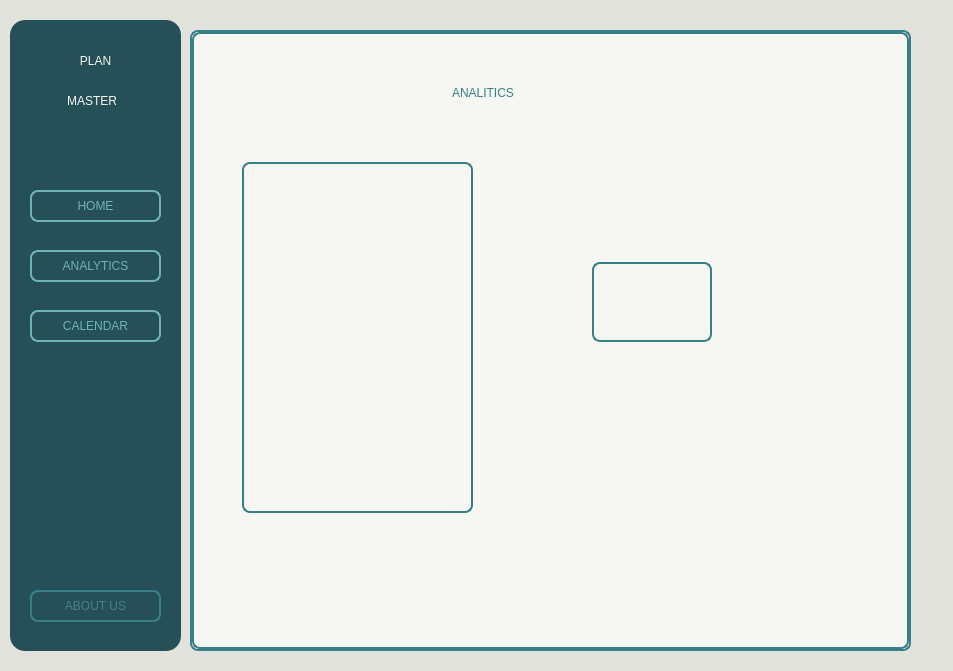
Qt form PlanMaster/mainwindow.ui (nkarolczyk/PlanMaster) before a commit.
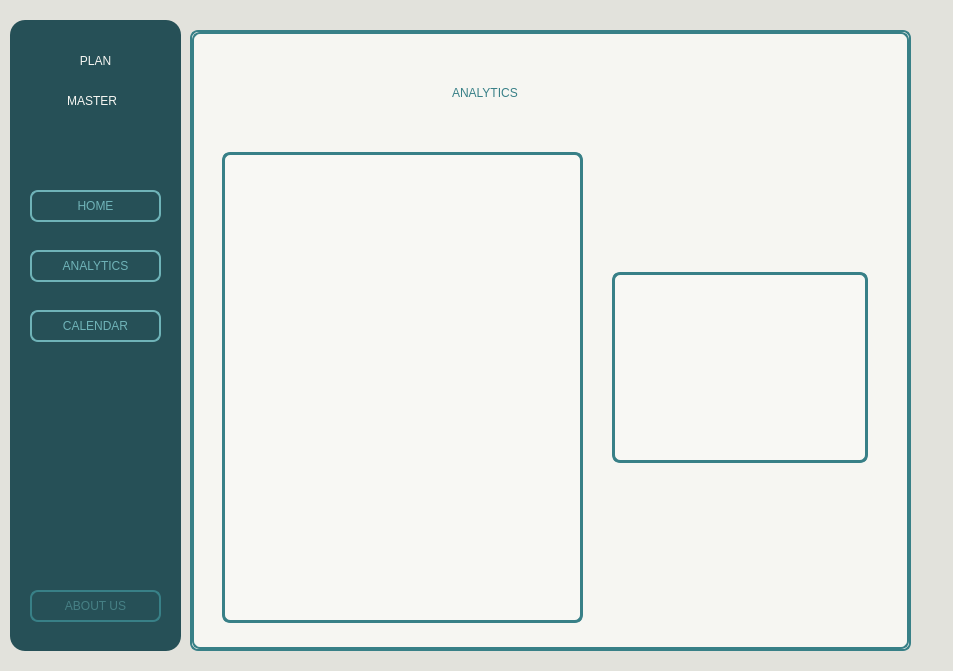
The same form after that commit. The open tabs and pages were chosen to show the change. Custom widgets are drawn as their Qt base class.

Diff of the .ui file:
```diff
--- a/PlanMaster/mainwindow.ui
+++ b/PlanMaster/mainwindow.ui
@@ -430,28 +430,74 @@
 border: none;</string>
       </property>
       <property name="text">
-       <string>ANALITICS</string>
+       <string>ANALYTICS</string>
       </property>
      </widget>
-     <widget class="QChartView" name="chartView" native="true">
+     <widget class="QTableWidget" name="tableWidgetAnalytics">
       <property name="geometry">
        <rect>
-        <x>50</x>
-        <y>130</y>
-        <width>231</width>
-        <height>351</height>
+        <x>420</x>
+        <y>240</y>
+        <width>256</width>
+        <height>191</height>
        </rect>
       </property>
+      <property name="styleSheet">
+       <string notr="true">/* Styl bazowy dla całego QTableWidget o obiekcie &quot;tableWidgetAnalytics&quot; */
+#tableWidgetAnalytics {
+    background-color: #f8f8f4; 
+    border: 3px solid #388087;
+    border-radius: 8px;
+    font: 700 18pt &quot;Optima&quot;;
+    color: rgb(38, 80, 87);      /* Kolor tekstu */
+    gridline-color: #CCCCCC;     /* Kolor linii siatki w tabeli */
+}
+
+/* Styl komórek (itemów) w środku tabeli */
+#tableWidgetAnalytics QTableView::item {
+    /* Jeśli chcesz np. inny margines w komórkach */
+    padding: 5px; 
+    /* Bez obramowania wokół każdej komórki: */
+    border: none;
+}
+
+/* Styl sekcji nagłówka (kolumn) – tzn. wiersz z etykietami &quot;Typ&quot;, &quot;Liczba&quot; */
+#tableWidgetAnalytics QHeaderView::section {
+    background-color: #388087; /* ciemniejszy turkus/niebieski */
+    color: #ffffff;           /* biały tekst */
+    border: 1px solid #ffffff;
+    font: 700 16pt &quot;Optima&quot;;
+    padding: 4px;
+}
+
+/* Opcjonalnie – styl nagłówka wierszy (jeśli go w ogóle używasz) */
+#tableWidgetAnalytics QHeaderView::section:vertical {
+    background-color: #388087;
+    color: #ffffff;
+}
+</string>
+      </property>
+      <property name="showGrid">
+       <bool>true</bool>
+      </property>
      </widget>
      <widget class="QWidget" name="widgetChartContainer" native="true">
       <property name="geometry">
        <rect>
-        <x>400</x>
-        <y>230</y>
-        <width>120</width>
-        <height>80</height>
+        <x>30</x>
+        <y>120</y>
+        <width>361</width>
+        <height>471</height>
        </rect>
       </property>
+      <property name="styleSheet">
+       <string notr="true">background-color: #f8f8f4;      
+border: 3px solid #388087; 
+border-radius: 8px;                      
+font: 700 18pt &quot;Optima&quot;;
+color: rgb(38, 80, 87); 
+</string>
+      </property>
      </widget>
     </widget>
     <widget class="QWidget" name="calendar">
@@ -612,14 +658,6 @@
    </widget>
   </widget>
  </widget>
- <customwidgets>
-  <customwidget>
-   <class>QChartView</class>
-   <extends>QWidget</extends>
-   <header>qchartview.h</header>
-   <container>1</container>
-  </customwidget>
- </customwidgets>
  <tabstops>
   <tabstop>priorityInput</tabstop>
   <tabstop>dateInput</tabstop>
```
Left out of the diff: 22 changed lines with no effect on the pictures.
